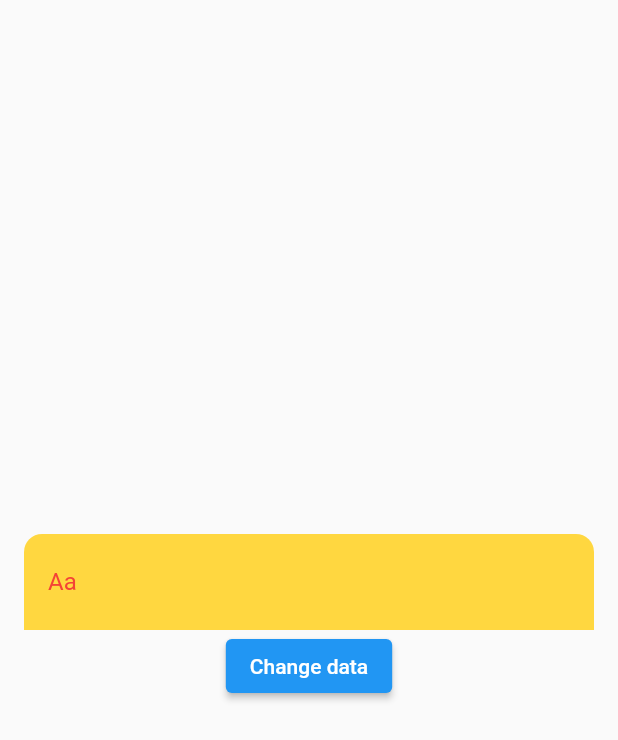
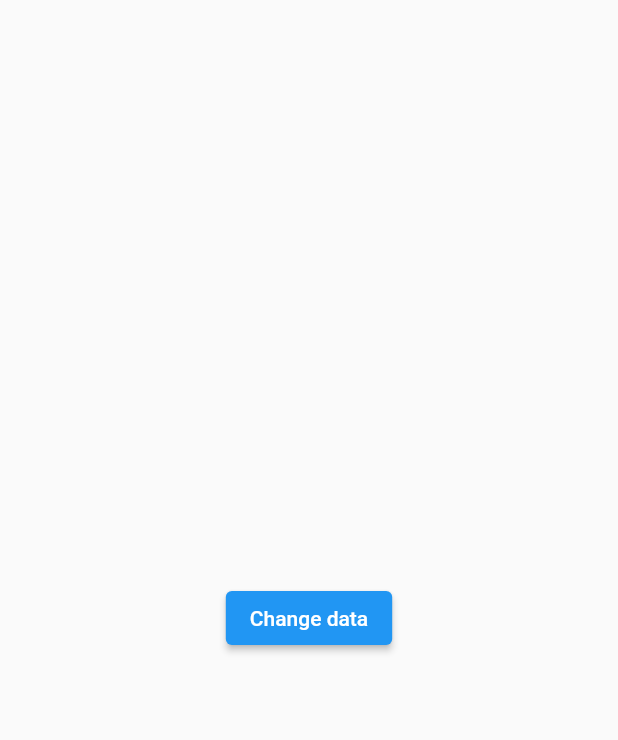
Before and after one commit to vishnuflutterdev/mention_input, a Flutter app: the screen it shows after launch, after a tap on "Change data", on a phone screen of 412 x 824 dp. Shown: the top 740 px of the screen. Run offline on Flutter 3.47's test engine with Material 2 defaults, Android fonts, the phone set to English and light mode, and no system bars; missing offline and left inert: flutter_portal.

Commit message:
added null check in clearText() function

```diff
--- a/example/lib/main.dart
+++ b/example/lib/main.dart
@@ -47,7 +47,11 @@ class _MyAppState extends State<MyApp> {
       isData1 = !isData1;
     });
 
-    controller.clearText();
+    if(controller.clearText!=null)
+      {
+        controller.clearText!();
+      }
+
   }
 
   @override
@@ -62,58 +66,58 @@ class _MyAppState extends State<MyApp> {
                 child: Column(
                   mainAxisSize: MainAxisSize.min,
                   children: [
-                    MentionInput(
-                      // shouldHideRightWidgets: false,
-                      onSelectedOption: (text){
-                        /// selected text
-                      },
-                      shouldHideLeftWidgets: true,
-                      shouldHideRightWidgets: true,
-                      hasSendButton:false,
-                      hintStyle: const TextStyle(color: Colors.red),
-                      rightWidgets: const [
-                        VerticalDivider(
-                          thickness: 2,
-                          indent: 8,
-                          endIndent: 8,
-                        ),
-                        Icon(Icons.access_alarm),
-                        SizedBox(
-                          width: 12,
-                        )
-                      ],
-                      itemBuilder: (index, data) => Container(
-                        height: 60,
-                        color: Colors.cyanAccent,
-                        width: double.infinity,
-                        key: ValueKey(data.id),
-                        child: Text(
-                          data.display,
-                          style: const TextStyle(color: Colors.brown),
-                        ),
-                      ),
-                      sendIcon: Container(
-                          padding: const EdgeInsets.all(8),
-                          decoration: const BoxDecoration(
-                              color: Colors.greenAccent,
-                              shape: BoxShape.circle),
-                          child: const Icon(Icons.share_location)),
-                      controller: controller,
-                      mentions: [
-                        Mention(
-                            triggerAnnotation: "@",
-                            highlightStyle: const TextStyle(
-                                color: Colors.red, fontWeight: FontWeight.w600),
-                            data: [...mentionData])
-                      ],
-                      textFieldContainerPadding: const EdgeInsets.symmetric(
-                          horizontal: 16, vertical: 8),
-                      textFieldContainerColor: Colors.amberAccent,
-                      textFieldContainerBorderRadius: const BorderRadius.only(
-                          topLeft: Radius.circular(12),
-                          topRight: Radius.circular(12)),
-                      suggestionContainerColor: Colors.blueAccent,
-                    ),
+                    // MentionInput(
+                    //   // shouldHideRightWidgets: false,
+                    //   onSelectedOption: (text){
+                    //     /// selected text
+                    //   },
+                    //   shouldHideLeftWidgets: true,
+                    //   shouldHideRightWidgets: true,
+                    //   hasSendButton:false,
+                    //   hintStyle: const TextStyle(color: Colors.red),
+                    //   rightWidgets: const [
+                    //     VerticalDivider(
+                    //       thickness: 2,
+                    //       indent: 8,
+                    //       endIndent: 8,
+                    //     ),
+                    //     Icon(Icons.access_alarm),
+                    //     SizedBox(
+                    //       width: 12,
+                    //     )
+                    //   ],
+                    //   itemBuilder: (index, data) => Container(
+                    //     height: 60,
+                    //     color: Colors.cyanAccent,
+                    //     width: double.infinity,
+                    //     key: ValueKey(data.id),
+                    //     child: Text(
+                    //       data.display,
+                    //       style: const TextStyle(color: Colors.brown),
+                    //     ),
+                    //   ),
+                    //   sendIcon: Container(
+                    //       padding: const EdgeInsets.all(8),
+                    //       decoration: const BoxDecoration(
+                    //           color: Colors.greenAccent,
+                    //           shape: BoxShape.circle),
+                    //       child: const Icon(Icons.share_location)),
+                    //   //controller: controller,
+                    //   mentions: [
+                    //     Mention(
+                    //         triggerAnnotation: "@",
+                    //         highlightStyle: const TextStyle(
+                    //             color: Colors.red, fontWeight: FontWeight.w600),
+                    //         data: [...mentionData])
+                    //   ],
+                    //   textFieldContainerPadding: const EdgeInsets.symmetric(
+                    //       horizontal: 16, vertical: 8),
+                    //   textFieldContainerColor: Colors.amberAccent,
+                    //   textFieldContainerBorderRadius: const BorderRadius.only(
+                    //       topLeft: Radius.circular(12),
+                    //       topRight: Radius.circular(12)),
+                    //   suggestionContainerColor: Colors.blueAccent,
+                    // ),
                     ElevatedButton(
                         onPressed: changeDataSet,
                         child: const Text("Change data"))
--- a/lib/controllers/mention_input.controller.dart
+++ b/lib/controllers/mention_input.controller.dart
@@ -1,6 +1,6 @@
 typedef GetTextMethod = String Function();
 
 class MentionInputController {
-  late Function clearText;
+   Function? clearText;
   late GetTextMethod getText;
 }
```
